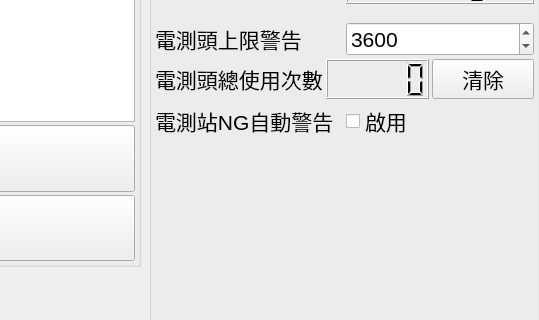
Old version of the form bank-view/frontcontrolpanel.ui in the repository smandyscom/front-base-widget; both pictures show x 721 to 1260 and y 105 to 425 of the 1260 by 845 pixel window.
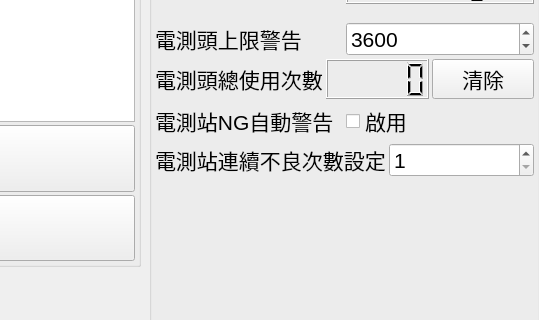
New version of the form.

Commit message: added ET NG serial threshold

```diff
--- a/bank-view/frontcontrolpanel.ui
+++ b/bank-view/frontcontrolpanel.ui
@@ -221,6 +221,24 @@
         </item>
        </layout>
       </item>
+      <item>
+       <layout class="QHBoxLayout" name="horizontalLayout_6">
+        <item>
+         <widget class="QLabel" name="label_5">
+          <property name="text">
+           <string>電測站連續不良次數設定</string>
+          </property>
+         </widget>
+        </item>
+        <item>
+         <widget class="QSpinBox" name="spinBoxNGThreshold">
+          <property name="minimum">
+           <number>1</number>
+          </property>
+         </widget>
+        </item>
+       </layout>
+      </item>
       <item>
        <spacer name="verticalSpacer_2">
         <property name="orientation">
```
Left out of the diff: 3 changed lines with no effect on the pictures. The commit also changes 3 other files.
